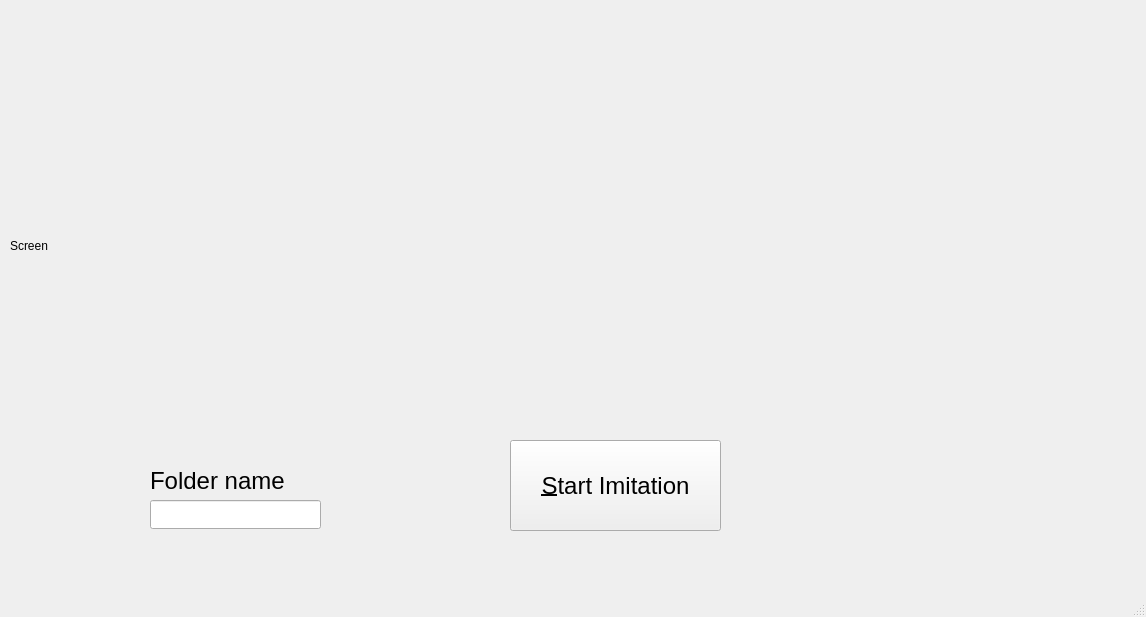
Old version of the form src/imitate.ui in the repository josheuchert/ENPH353_ML_COMP.
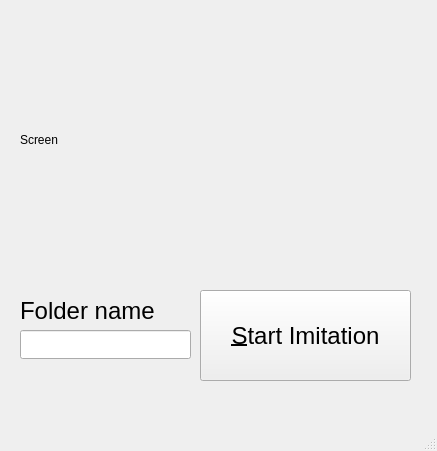
New version of the form.

The edit to the form file:
```diff
--- a/src/imitate.ui
+++ b/src/imitate.ui
@@ -6,8 +6,8 @@
    <rect>
     <x>0</x>
     <y>0</y>
-    <width>1146</width>
-    <height>617</height>
+    <width>437</width>
+    <height>451</height>
    </rect>
   </property>
   <property name="windowTitle">
@@ -17,8 +17,8 @@
    <widget class="QPushButton" name="toggle_saving">
     <property name="geometry">
      <rect>
-      <x>510</x>
-      <y>440</y>
+      <x>200</x>
+      <y>290</y>
       <width>211</width>
       <height>91</height>
      </rect>
@@ -35,10 +35,10 @@
    <widget class="QLabel" name="live_image_label">
     <property name="geometry">
      <rect>
-      <x>10</x>
-      <y>90</y>
-      <width>1091</width>
-      <height>311</height>
+      <x>20</x>
+      <y>50</y>
+      <width>360</width>
+      <height>180</height>
      </rect>
     </property>
     <property name="text">
@@ -48,8 +48,8 @@
    <widget class="QLabel" name="label">
     <property name="geometry">
      <rect>
-      <x>150</x>
-      <y>470</y>
+      <x>20</x>
+      <y>300</y>
       <width>161</width>
       <height>21</height>
      </rect>
@@ -69,8 +69,8 @@
    <widget class="QLineEdit" name="folder_name">
     <property name="geometry">
      <rect>
-      <x>150</x>
-      <y>500</y>
+      <x>20</x>
+      <y>330</y>
       <width>171</width>
       <height>29</height>
      </rect>
```
Left out of the diff: 2 changed lines with no effect on the pictures.
